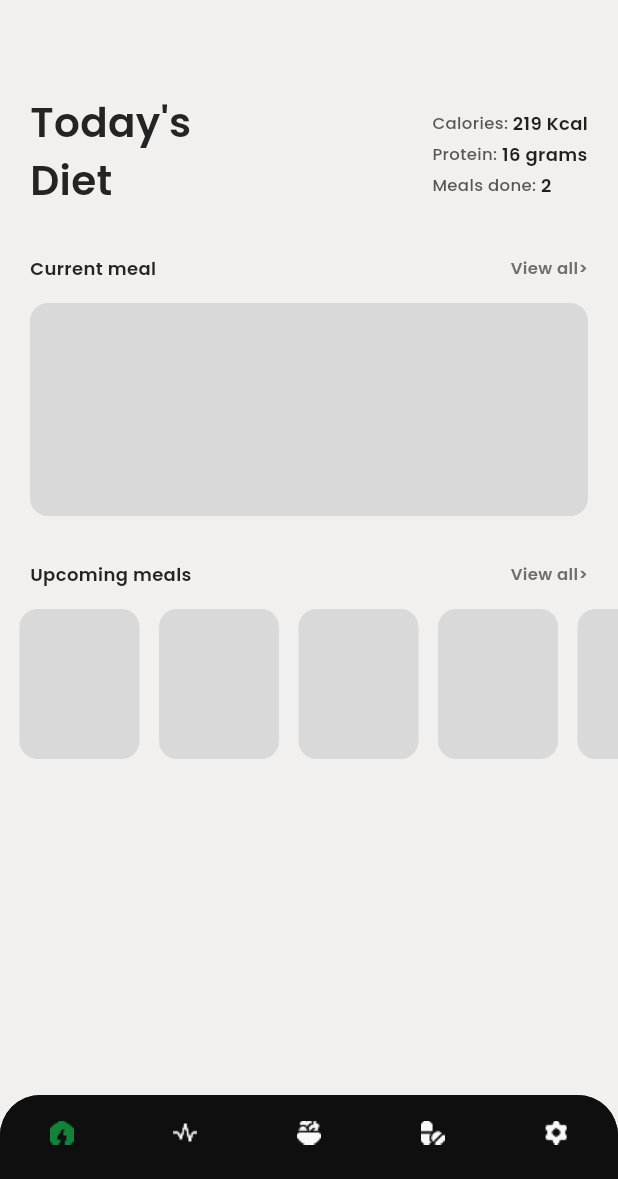
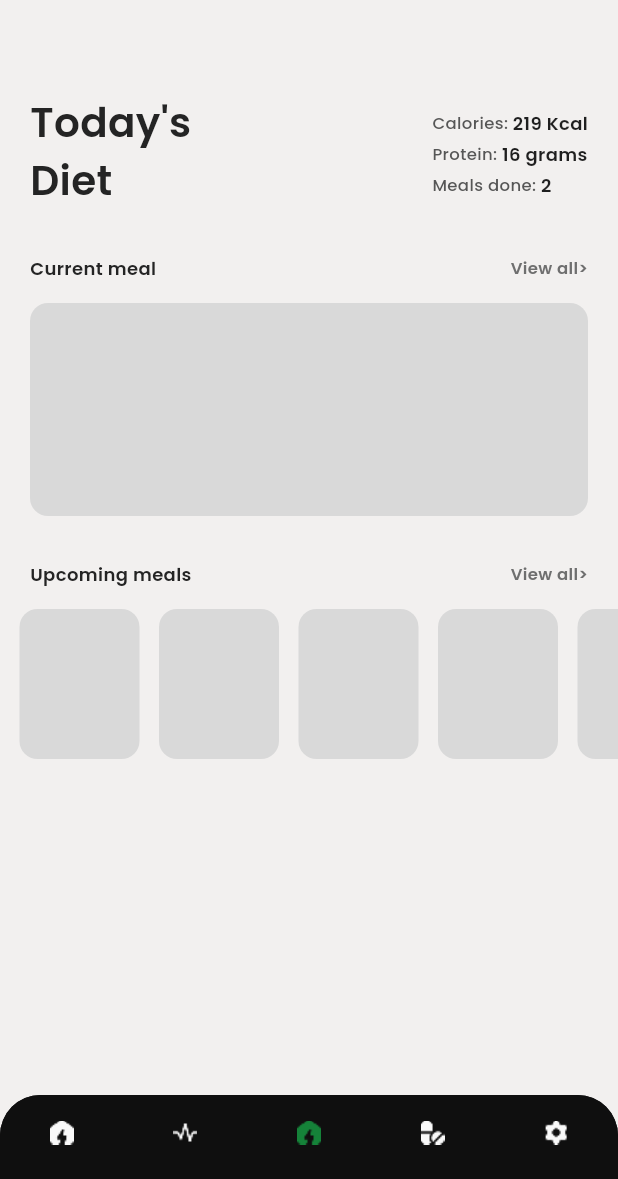
Before and after one commit to om13rajpal/diacare360, a Flutter app: the screen it shows after launch, item 3 of the bottom bar chosen, on a phone screen of 412 x 824 dp, the part 57-1236 px from its top. Run offline on Flutter 3.47's test engine with Material 3 defaults, Android fonts, the light colour scheme and no system bars; our stand-ins replace flutter_switch.

Commit message:
updated the navigation bar

```diff
--- a/lib/navigation.dart
+++ b/lib/navigation.dart
@@ -23,11 +23,19 @@ class _NavigationState extends State<Navigation> {
   ];
 
   final List<String> _icons = [
-    'assets/icons/navbar/home_selected.png',
+    'assets/icons/navbar/home.png',
     'assets/icons/navbar/health.png',
     'assets/icons/navbar/diet.png',
     'assets/icons/navbar/medicine.png',
     'assets/icons/navbar/settings.png',
+  ];
+
+  final List<String> _selectedIcons = [
+    'assets/icons/navbar/home_selected.png',
+    'assets/icons/navbar/home_selected.png',
+    'assets/icons/navbar/home_selected.png',
+    'assets/icons/navbar/home_selected.png',
+    'assets/icons/navbar/home_selected.png',
   ];
 
   void _onItemTapped(int index) => setState(() {
@@ -56,6 +64,11 @@ class _NavigationState extends State<Navigation> {
           topLeft: Radius.circular(27),
           topRight: Radius.circular(27),
         ),
+        child: Theme(
+          data: Theme.of(context).copyWith(
+            splashFactory: NoSplash.splashFactory,
+            highlightColor: Colors.transparent,
+          ),
           child: BottomNavigationBar(
             type: BottomNavigationBarType.fixed,
             currentIndex: _selectedIndex,
@@ -66,8 +79,16 @@ class _NavigationState extends State<Navigation> {
             items: List.generate(
               _icons.length,
               (index) => BottomNavigationBarItem(
-              icon: Image.asset(_icons[index], width: 16, cacheWidth: 16),
+                icon: Image.asset(
+                  (index == _selectedIndex)
+                      ? _selectedIcons[index]
+                      : _icons[index],
+                  key: ValueKey(_selectedIndex),
+                  width: 16,
+                  cacheWidth: 16,
+                ),
                 label: '',
+              ),
             ),
           ),
         ),
```
Lines whose indentation alone changed are shown as unchanged.
